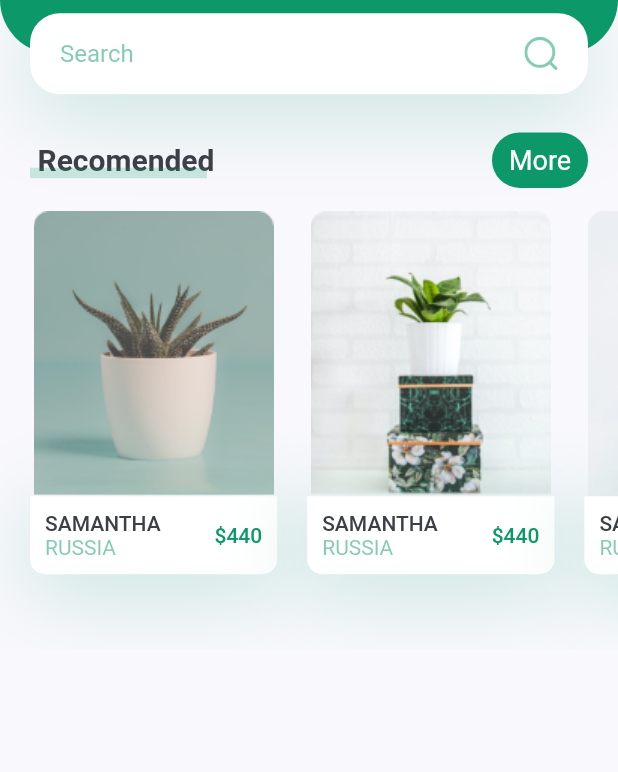
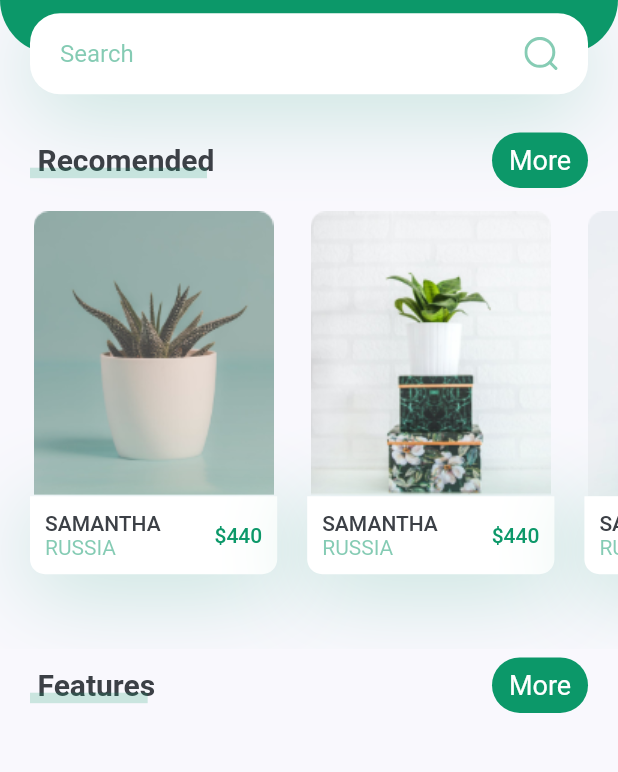
Before and after one commit to meisabikumar/flutter_plant_app, a Flutter app: the screen it shows after launch, on a phone screen of 412 x 824 dp, the part 237-1009 px from its top. Run offline on Flutter 3.47's test engine with Material 2 defaults, Android fonts, the phone set to English and light mode, and no system bars; our stand-ins replace flutter_svg.

Commit message:
Update body.dart

```diff
--- a/lib/screens/home/components/body.dart
+++ b/lib/screens/home/components/body.dart
@@ -20,7 +20,8 @@ class Body extends StatelessWidget {
         children: [
           HeaderWithSearch(size: size),
           TitleWiteMoreBtn(press: () {}, title: 'Recomended'),
-          RecomendsPlants()
+          RecomendsPlants(),
+          TitleWiteMoreBtn(press: () {}, title: 'Features'),
         ],
       ),
     );
```
